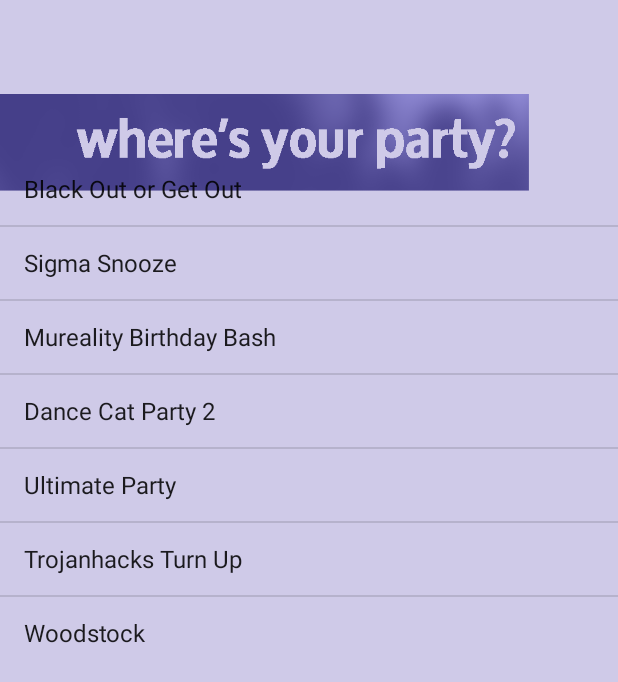
After one commit to Adespinoza/UpBeat_TrojanHacks2015, an Android app: the FindYourParty screen opened directly, with no data from a screen before it, on a phone screen of 412 x 824 dp. The commit adds this screen. Shown: the top 682 px of the screen. Run offline under Robolectric (Android 15) with nearby library versions, the phone set to English and light mode, and no system bars.

Commit message:
Added link between landing page and where's the party page

```diff
--- a/CurrentParty/app/src/main/AndroidManifest.xml
+++ b/CurrentParty/app/src/main/AndroidManifest.xml
@@ -1,12 +1,13 @@
 <?xml version="1.0" encoding="utf-8"?>
 <manifest xmlns:android="http://schemas.android.com/apk/res/android"
     package="com.example.adamespinoza.currentparty" >
-    <uses-permission android:name="android.permission.INTERNET"/>
+
+    <uses-permission android:name="android.permission.INTERNET" />
+
     <application
         android:allowBackup="true"
         android:label="@string/app_name"
         android:theme="@style/AppTheme" >
-
         <activity
             android:name=".MainActivity"
             android:label="@string/app_name" >
@@ -15,13 +16,16 @@
 
                 <category android:name="android.intent.category.LAUNCHER" />
             </intent-filter>
-
         </activity>
-
         // Needed for LoginActivity to work
         <activity
             android:name="com.spotify.sdk.android.authentication.LoginActivity"
-            android:theme="@android:style/Theme.Translucent.NoTitleBar"/>
+            android:theme="@android:style/Theme.Translucent.NoTitleBar" />
+        <activity
+            android:name=".FindYourParty"
+            android:label="@string/title_activity_find_your_party"
+            android:theme="@style/AppTheme.NoActionBar" >
+        </activity>
+    </application>
 
-    </application>
 </manifest>
--- /dev/null
+++ b/CurrentParty/app/src/main/java/com/example/adamespinoza/currentparty/FindYourParty.java
@@ -0,0 +1,38 @@
+package com.example.adamespinoza.currentparty;
+
+import android.app.Activity;
+import android.app.ListActivity;
+import android.os.Bundle;
+import android.support.design.widget.FloatingActionButton;
+import android.support.design.widget.Snackbar;
+import android.support.v7.app.AppCompatActivity;
+import android.support.v7.widget.Toolbar;
+import android.view.View;
+import android.widget.ArrayAdapter;
+import android.widget.ListView;
+
+public class FindYourParty extends Activity {
+    @Override
+    protected void onCreate(Bundle savedInstanceState) {
+        super.onCreate(savedInstanceState);
+        setContentView(R.layout.activity_find_your_party);
+
+        String[]songs={"Black Out or Get Out",
+                "Sigma Snooze",
+                "Mureality Birthday Bash",
+                "Dance Cat Party 2",
+                "Ultimate Party",
+                "Trojanhacks Turn Up",
+                "Woodstock"
+        };
+        ArrayAdapter<String>adapter = new ArrayAdapter<String>(this, android.R.layout.simple_list_item_1, songs);
+        ListView listView = (ListView) findViewById(R.id.list);
+        listView.setAdapter(adapter);
+
+
+        }
+
+
+
+
+    }
--- a/CurrentParty/app/src/main/java/com/example/adamespinoza/currentparty/MainActivity.java
+++ b/CurrentParty/app/src/main/java/com/example/adamespinoza/currentparty/MainActivity.java
@@ -7,6 +7,8 @@ package com.example.adamespinoza.currentparty;
         import android.content.Intent;
         import android.os.Bundle;
         import android.util.Log;
+        import android.view.View;
+        import android.widget.Button;
 
         import com.spotify.sdk.android.player.Spotify;
         import com.spotify.sdk.android.authentication.AuthenticationClient;
@@ -36,6 +38,18 @@ public class MainActivity extends Activity implements
     protected void onCreate(Bundle savedInstanceState) {
         super.onCreate(savedInstanceState);
         setContentView(R.layout.activity_main);
+
+        final Intent intent = new Intent(this, FindYourParty.class);
+
+        final Button button = (Button) findViewById(R.id.button);
+        button.setOnClickListener(new View.OnClickListener() {
+            public void onClick(View v) {
+
+                //code on click
+                startActivity(intent);
+
+            }
+        });
 
         AuthenticationRequest.Builder builder =
                 new AuthenticationRequest.Builder(CLIENT_ID, AuthenticationResponse.Type.TOKEN, REDIRECT_URI);
--- /dev/null
+++ b/CurrentParty/app/src/main/res/layout/activity_find_your_party.xml
@@ -0,0 +1,16 @@
+<?xml version="1.0" encoding="utf-8"?>
+<android.support.design.widget.CoordinatorLayout
+    xmlns:android="http://schemas.android.com/apk/res/android"
+    xmlns:app="http://schemas.android.com/apk/res-auto"
+    xmlns:tools="http://schemas.android.com/tools" android:layout_width="match_parent"
+    android:layout_height="match_parent" android:fitsSystemWindows="true"
+    tools:context=".FindYourParty">
+
+    <android.support.design.widget.AppBarLayout android:layout_height="wrap_content"
+        android:layout_width="match_parent" android:theme="@style/AppTheme.AppBarOverlay">
+
+    </android.support.design.widget.AppBarLayout>
+
+    <include layout="@layout/content_find_your_party" />
+
+</android.support.design.widget.CoordinatorLayout>
--- /dev/null
+++ b/CurrentParty/app/src/main/res/layout/content_find_your_party.xml
@@ -0,0 +1,31 @@
+<?xml version="1.0" encoding="utf-8"?>
+<RelativeLayout xmlns:android="http://schemas.android.com/apk/res/android"
+    xmlns:tools="http://schemas.android.com/tools"
+    xmlns:app="http://schemas.android.com/apk/res-auto" android:layout_width="match_parent"
+    android:layout_height="match_parent" android:paddingLeft="0dp"
+    android:paddingRight="0dp"
+    android:paddingTop="0dp"
+    android:paddingBottom="0dp"
+    app:layout_behavior="@string/appbar_scrolling_view_behavior"
+    tools:showIn="@layout/activity_find_your_party"
+    tools:context=".FindYourParty">
+
+    <ImageView
+        android:layout_width="match_parent"
+        android:layout_height="match_parent"
+        android:id="@+id/imageView2"
+        android:layout_alignParentTop="true"
+        android:layout_alignParentLeft="true"
+        android:layout_alignParentStart="true"
+        android:src="@drawable/find_your_party"
+        android:scaleType="fitXY"/>
+
+    <ListView
+        android:id="@+id/list"
+        android:layout_width="match_parent"
+        android:layout_height="wrap_content"
+        android:layout_alignParentTop="true"
+        android:layout_alignParentLeft="true"
+        android:layout_alignParentStart="true"
+        android:layout_marginTop="102dp" />
+</RelativeLayout>
--- a/CurrentParty/app/src/main/res/values/strings.xml
+++ b/CurrentParty/app/src/main/res/values/strings.xml
@@ -1,4 +1,5 @@
 <resources>
     <string name="app_name">CurrentParty</string>
     <string name="action_settings">Settings</string>
+    <string name="title_activity_find_your_party">FindYourParty</string>
 </resources>
```
Also changed, not shown: CurrentParty/app/src/main/res/drawable-hdpi/find_your_party.png (added), CurrentParty/app/src/main/res/drawable-ldpi/find_your_party.png (added), CurrentParty/app/src/main/res/drawable-mdpi/find_your_party.png (added).
